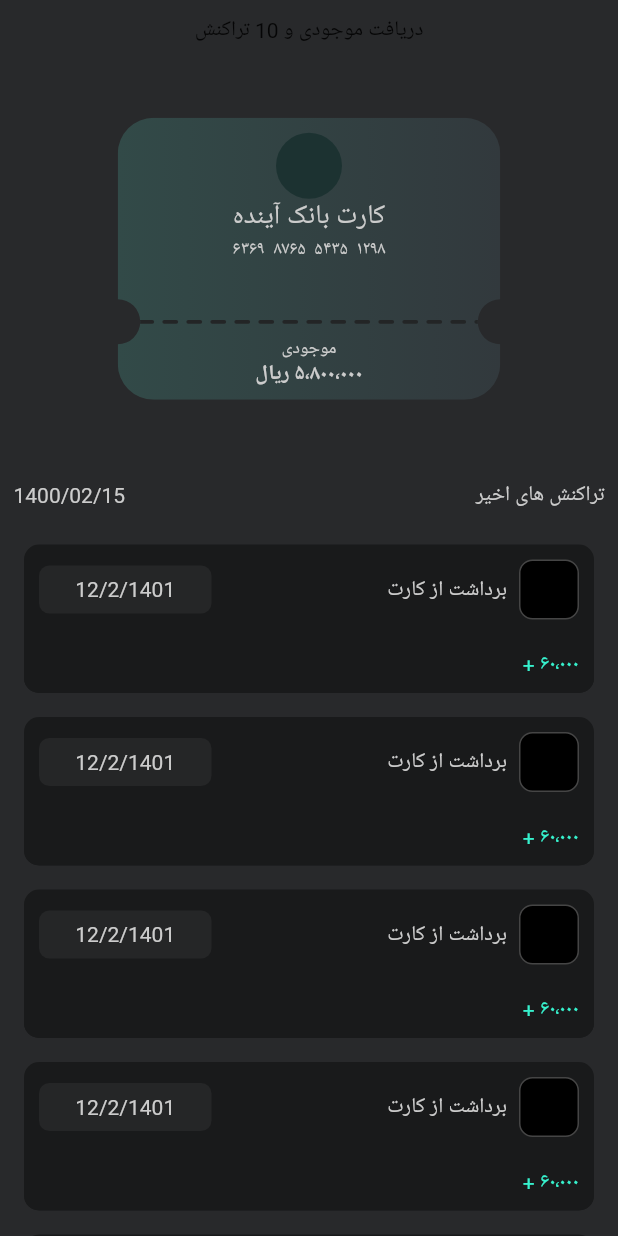
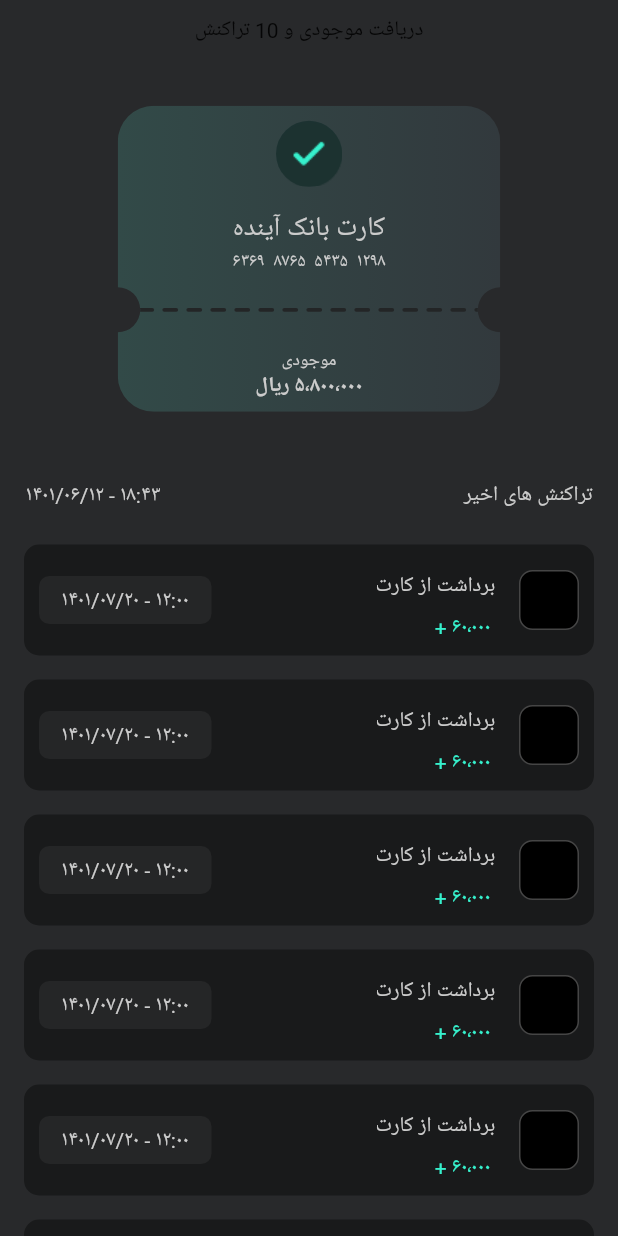
Before and after one commit to maryambehzi/flutterWidgets, a Flutter app: the screen it shows after launch, on a phone screen of 412 x 824 dp. Run offline on Flutter 3.47's test engine with Material 2 defaults, Android fonts, the phone set to English and light mode, and no system bars; our stand-ins replace shamsi_date.

Commit message:
final touches

```diff
--- a/lib/CardBalance/CollapsingScreen.dart
+++ b/lib/CardBalance/CollapsingScreen.dart
@@ -93,29 +93,27 @@ class TransactionHeaderDelegate extends SliverPersistentHeaderDelegate {
     return Container(
       height: 50,
       color: Color(0XFF28292B),
+      child: Padding(
+        padding: const EdgeInsets.all(8.0),
         child: Row(
           mainAxisAlignment: MainAxisAlignment.spaceAround,
           crossAxisAlignment: CrossAxisAlignment.center,
-        children: [
-        SizedBox(
-        height: 15,
-      ),
+          children: const [
             Padding(
-            padding: const EdgeInsets.only(left: 9),
+              padding: EdgeInsets.only(left: 9),
               child: Text(
-            "1400/02/15",
+              "۱۴۰۱/۰۶/۱۲ - ۱۸:۴۳",
                 style: TextStyle(fontSize:14 ,color: Color(0xFFCCCCCC) )
 
               ),
             ),
-          const Spacer(),
+            Spacer(),
             Padding(
                 padding: EdgeInsets.only(right: 9),
                 child: Text("تراکنش های اخیر", style: TextStyle(fontSize:14 ,color: Color(0xFFCCCCCC) ),)),
-          SizedBox(
-            height: 15,
+
+          ],
         ),
-        ],
       ),
     );
   }
@@ -167,13 +165,17 @@ class _StatementItem extends StatelessWidget {
                           color: Colors.white.withOpacity(0.05),
                           borderRadius: BorderRadius.circular(7)),
                       child: const Text(
-                        "12/2/1401",
+                        "۱۴۰۱/۰۷/۲۰ - ۱۲:۰۰",
                         style: TextStyle(fontSize: 14,color: Color(0xFFCCCCCC) ),
 
                       ),
                     ),
-                    const Expanded(
+                    Expanded(
                       child: Padding(
+                        padding: const EdgeInsets.only(left: 90.0),
+                        child: Column(
+                          children: const [
+                            Padding(
                               padding: EdgeInsets.all(8),
                               child: Text(
                                 "برداشت از کارت ",
@@ -183,9 +185,13 @@ class _StatementItem extends StatelessWidget {
                                 style: TextStyle(fontSize: 14,color: Color(0xFFCCCCCC) ),
                               ),
                             ),
+                            Padding(
+                              padding: EdgeInsets.only(left: 40.0),
+                              child: Text("+ ۶۰٬۰۰۰", style: TextStyle(color: Color(0xFF36F1CD)),),
                             ),
-                    SizedBox(
-                      height: 12,
+                          ],
+                        ),
+                      ),
                     ),
                     Container(
                       width: 40,
@@ -199,19 +205,19 @@ class _StatementItem extends StatelessWidget {
                   ],
                 ),
               ),
-              Container(
-                width: double.infinity,
-                padding: EdgeInsets.all(10),
-                color: Color(0xFF191A1B),
-                child: Row(
-                  mainAxisAlignment: MainAxisAlignment.center,
-                  crossAxisAlignment: CrossAxisAlignment.center,
-                  children: [
-                    const Spacer(),
-                    Text("+ ۶۰٬۰۰۰", style: TextStyle(color: Color(0xFF36F1CD)),),
-                  ],
-                ),
-              )
+              // Container(
+              //   width: double.infinity,
+              //   padding: EdgeInsets.all(10),
+              //   color: Color(0xFF191A1B),
+              //   child: Row(
+              //     mainAxisAlignment: MainAxisAlignment.center,
+              //     crossAxisAlignment: CrossAxisAlignment.center,
+              //     children: [
+              //       const Spacer(),
+              //       Text("+ ۶۰٬۰۰۰", style: TextStyle(color: Color(0xFF36F1CD)),),
+              //     ],
+              //   ),
+              // )
             ],
           )
       ),
--- a/lib/CardBalance/TopHeader.dart
+++ b/lib/CardBalance/TopHeader.dart
@@ -24,8 +24,8 @@ class TopHeaderDelegate extends SliverPersistentHeaderDelegate {
       BuildContext context, double shrinkOffset, bool overlapsContent) {
     var small = Container(
       key: const ValueKey("small"),
-      color: Color(0XFF28292B),
-      child: Center(
+      color: const Color(0XFF28292B),
+      child: const Center(
         child: SingleChildScrollView(
           child: BalanceWidget(
             expand: false,
@@ -36,8 +36,8 @@ class TopHeaderDelegate extends SliverPersistentHeaderDelegate {
 
     var large = Container(
       key: const ValueKey("large"),
-      color: Color(0XFF28292B),
-      child: Center(
+      color: const Color(0XFF28292B),
+      child: const Center(
         child: SingleChildScrollView(
           child: BalanceWidget(
             expand: true,
@@ -89,12 +89,9 @@ class TransactionHeaderDelegate extends SliverPersistentHeaderDelegate {
       child: Row(
         mainAxisAlignment: MainAxisAlignment.spaceAround,
         crossAxisAlignment: CrossAxisAlignment.center,
-        children: [
-          const Spacer(),
+        children: const [
+          Spacer(),
           Text("title test"),
-          SizedBox(
-            height: 15,
-          ),
         ],
       ),
     );
@@ -166,7 +163,7 @@ class BalanceWidget extends StatelessWidget {
     return expand
         ? DashWidget(
             width: 255,
-            // height: 235.h,
+            height: 234,
             cornerRadius: 24,
             dashColor: Color(0xFF232526),
             punchPosition: 136,
@@ -185,13 +182,17 @@ class BalanceWidget extends StatelessWidget {
                     alignment: Alignment.center,
                     decoration: const BoxDecoration(
                         color: Color(0xff1C3231), shape: BoxShape.circle),
+                    child: Image.asset("images/green_tick.png"),
                     // child: drawables().check.svg(
                     //     colorFilter: primaryFilter(), height: 18.h, width: 18.h),
                   ),
                 ),
-                Text(
-                  "کارت بانک آینده",
-                  style: TextStyle(fontSize: 18, color: Color(0xFFCCCCCC)),
+                Padding(
+                  padding: const EdgeInsets.only(top: 16.0),
+                  child: Text(
+                    "کارت بانک آینده",
+                    style: TextStyle(fontSize: 18, color: Color(0xFFCCCCCC)),
+                  ),
                 ),
                 Text("۶۳۶۹  ۸۷۶۵  ۵۴۳۵  ۱۲۹۸",
                     style: TextStyle(fontSize: 12, color: Color(0xFFCCCCCC))),
--- a/pubspec.yaml
+++ b/pubspec.yaml
@@ -68,6 +68,7 @@ flutter:
     - images/upper_notch_receipt.png
     - images/failed_smiley.png
     - images/receipt_out_put_gradiant.png
+    - images/green_tick.png
   #   - images/a_dot_ham.jpeg
 
   # An image asset can refer to one or more resolution-specific "variants", see
```
Lines whose indentation alone changed are shown as unchanged.
